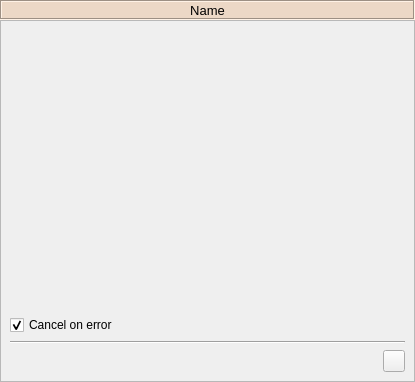
Above: spine_items/merger/ui/merger_properties.ui from spine-tools/spine-items before the change. Below: the same form after it.
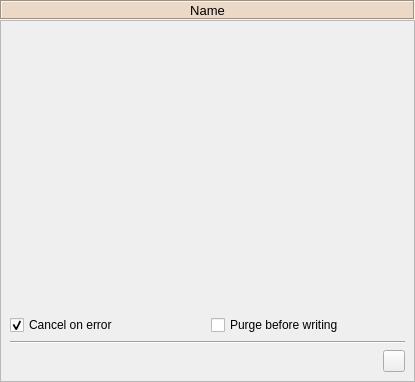
That is the form after the change. Icons and pictures are not drawn.

Commit message:
Add purge-before-writing option to importer and merger
Re Spine-project/Spine-Toolbox#1633

The edit to the form file:
```diff
--- a/spine_items/merger/ui/merger_properties.ui
+++ b/spine_items/merger/ui/merger_properties.ui
@@ -124,6 +124,8 @@
         </spacer>
        </item>
        <item>
+        <layout class="QHBoxLayout" name="horizontalLayout">
+         <item>
         <widget class="QCheckBox" name="cancel_on_error_checkBox">
          <property name="toolTip">
           <string>If there are any errors when trying to import data cancel the whole import.</string>
@@ -135,6 +137,15 @@
           <bool>true</bool>
          </property>
         </widget>
+         </item>
+         <item>
+          <widget class="QCheckBox" name="checkBox_purge_before_writing">
+           <property name="text">
+            <string>Purge before writing</string>
+           </property>
+          </widget>
+         </item>
+        </layout>
        </item>
        <item>
         <widget class="Line" name="line_8">
```
Lines whose indentation alone changed are shown as unchanged. The commit also changes 10 other files.
